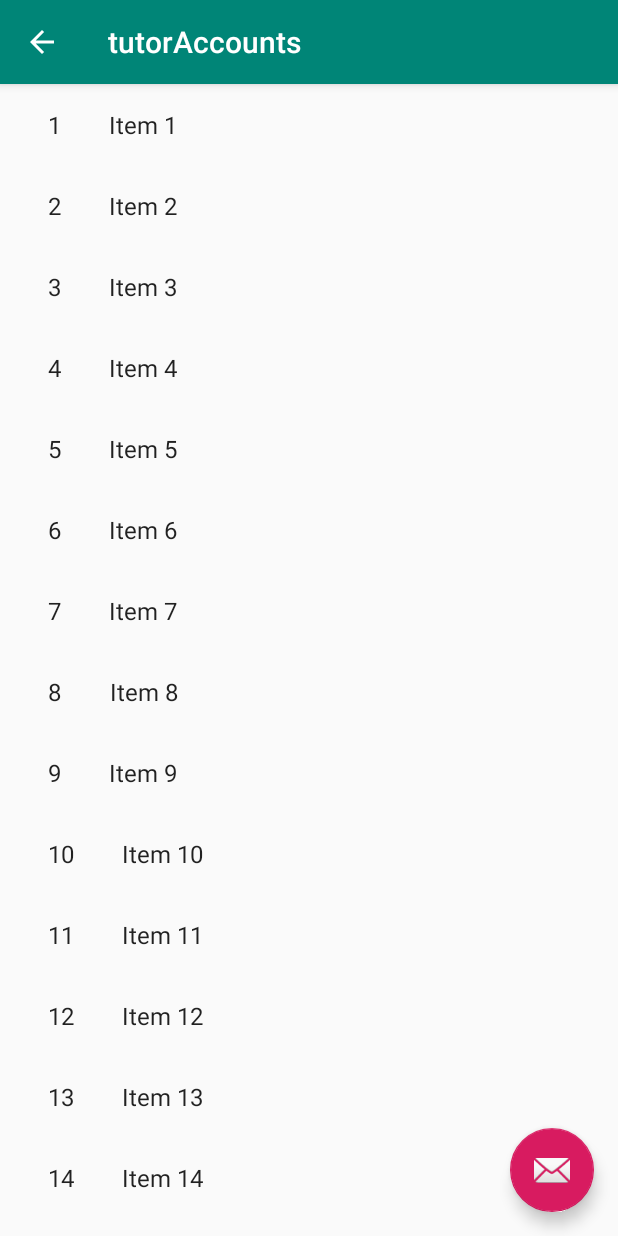
After one commit to LexuLexu/CS991_Mobile_Application_Development_Group_Project_Repository, an Android app: the tutorAccountListActivity screen opened directly, with no data from a screen before it, on a phone screen of 412 x 824 dp. The commit adds this screen. Run offline under Robolectric (Android 15) with nearby library versions, the phone set to English and light mode, and no system bars.

Commit message:
added Master/Detail flow for tutorList

```diff
--- a/app/build.gradle
+++ b/app/build.gradle
@@ -22,6 +22,9 @@
     implementation fileTree(dir: 'libs', include: ['*.jar'])
     implementation 'androidx.appcompat:appcompat:1.1.0'
     implementation 'androidx.constraintlayout:constraintlayout:1.1.3'
+    implementation 'androidx.legacy:legacy-support-v4:1.0.0'
+    implementation 'androidx.recyclerview:recyclerview:1.1.0'
+    implementation 'com.google.android.material:material:1.1.0'
     testImplementation 'junit:junit:4.12'
     androidTestImplementation 'androidx.test.ext:junit:1.1.1'
     androidTestImplementation 'androidx.test.espresso:espresso-core:3.2.0'
--- /dev/null
+++ b/app/src/main/java/com/example/tutorprototype1/tutorAccountListActivity.java
@@ -0,0 +1,170 @@
+package com.example.tutorprototype1;
+
+import android.content.Context;
+import android.content.Intent;
+import android.os.Bundle;
+
+import androidx.annotation.NonNull;
+import androidx.appcompat.app.AppCompatActivity;
+import androidx.recyclerview.widget.RecyclerView;
+import androidx.appcompat.widget.Toolbar;
+
+import com.google.android.material.floatingactionbutton.FloatingActionButton;
+import com.google.android.material.snackbar.Snackbar;
+
+import android.view.LayoutInflater;
+import android.view.View;
+import android.view.ViewGroup;
+import android.widget.TextView;
+
+import androidx.core.app.NavUtils;
+import androidx.appcompat.app.ActionBar;
+
+import android.view.MenuItem;
+
+import com.example.tutorprototype1.dummy.DummyContent;
+
+import java.util.List;
+
+/**
+ * An activity representing a list of tutorAccounts. This activity
+ * has different presentations for handset and tablet-size devices. On
+ * handsets, the activity presents a list of items, which when touched,
+ * lead to a {@link tutorAccountDetailActivity} representing
+ * item details. On tablets, the activity presents the list of items and
+ * item details side-by-side using two vertical panes.
+ */
+public class tutorAccountListActivity extends AppCompatActivity {
+
+    /**
+     * Whether or not the activity is in two-pane mode, i.e. running on a tablet
+     * device.
+     */
+    private boolean mTwoPane;
+
+    @Override
+    protected void onCreate(Bundle savedInstanceState) {
+        super.onCreate(savedInstanceState);
+        setContentView(R.layout.activity_tutoraccount_list);
+
+        Toolbar toolbar = (Toolbar) findViewById(R.id.toolbar);
+        setSupportActionBar(toolbar);
+        toolbar.setTitle(getTitle());
+
+        FloatingActionButton fab = (FloatingActionButton) findViewById(R.id.fab);
+        fab.setOnClickListener(new View.OnClickListener() {
+            @Override
+            public void onClick(View view) {
+                Snackbar.make(view, "Sorry, there are no tutors here yet!", Snackbar.LENGTH_LONG)
+                        .setAction("Action", null).show();
+            }
+        });
+        // Show the Up button in the action bar.
+        ActionBar actionBar = getSupportActionBar();
+        if (actionBar != null) {
+            actionBar.setDisplayHomeAsUpEnabled(true);
+        }
+
+        if (findViewById(R.id.tutoraccount_detail_container) != null) {
+            // The detail container view will be present only in the
+            // large-screen layouts (res/values-w900dp).
+            // If this view is present, then the
+            // activity should be in two-pane mode.
+            mTwoPane = true;
+        }
+
+        View recyclerView = findViewById(R.id.tutoraccount_list);
+        assert recyclerView != null;
+        setupRecyclerView((RecyclerView) recyclerView);
+    }
+
+    @Override
+    public boolean onOptionsItemSelected(MenuItem item) {
+        int id = item.getItemId();
+        if (id == android.R.id.home) {
+            // This ID represents the Home or Up button. In the case of this
+            // activity, the Up button is shown. Use NavUtils to allow users
+            // to navigate up one level in the application structure. For
+            // more details, see the Navigation pattern on Android Design:
+            //
+            // http://developer.android.com/design/patterns/navigation.html#up-vs-back
+            //
+            NavUtils.navigateUpFromSameTask(this);
+            return true;
+        }
+        return super.onOptionsItemSelected(item);
+    }
+
+    private void setupRecyclerView(@NonNull RecyclerView recyclerView) {
+        recyclerView.setAdapter(new SimpleItemRecyclerViewAdapter(this, DummyContent.ITEMS, mTwoPane));
+    }
+
+    public static class SimpleItemRecyclerViewAdapter
+            extends RecyclerView.Adapter<SimpleItemRecyclerViewAdapter.ViewHolder> {
+
+        private final tutorAccountListActivity mParentActivity;
+        private final List<DummyContent.DummyItem> mValues;
+        private final boolean mTwoPane;
+        private final View.OnClickListener mOnClickListener = new View.OnClickListener() {
+            @Override
+            public void onClick(View view) {
+                DummyContent.DummyItem item = (DummyContent.DummyItem) view.getTag();
+                if (mTwoPane) {
+                    Bundle arguments = new Bundle();
+                    arguments.putString(tutorAccountDetailFragment.ARG_ITEM_ID, item.id);
+                    tutorAccountDetailFragment fragment = new tutorAccountDetailFragment();
+                    fragment.setArguments(arguments);
+                    mParentActivity.getSupportFragmentManager().beginTransaction()
+                            .replace(R.id.tutoraccount_detail_container, fragment)
+                            .commit();
+                } else {
+                    Context context = view.getContext();
+                    Intent intent = new Intent(context, tutorAccountDetailActivity.class);
+                    intent.putExtra(tutorAccountDetailFragment.ARG_ITEM_ID, item.id);
+
+                    context.startActivity(intent);
+                }
+            }
+        };
+
+        SimpleItemRecyclerViewAdapter(tutorAccountListActivity parent,
+                                      List<DummyContent.DummyItem> items,
+                                      boolean twoPane) {
+            mValues = items;
+            mParentActivity = parent;
+            mTwoPane = twoPane;
+        }
+
+        @Override
+        public ViewHolder onCreateViewHolder(ViewGroup parent, int viewType) {
+            View view = LayoutInflater.from(parent.getContext())
+                    .inflate(R.layout.tutoraccount_list_content, parent, false);
+            return new ViewHolder(view);
+        }
+
+        @Override
+        public void onBindViewHolder(final ViewHolder holder, int position) {
+            holder.mIdView.setText(mValues.get(position).id);
+            holder.mContentView.setText(mValues.get(position).content);
+
+            holder.itemView.setTag(mValues.get(position));
+            holder.itemView.setOnClickListener(mOnClickListener);
+        }
+
+        @Override
+        public int getItemCount() {
+            return mValues.size();
+        }
+
+        class ViewHolder extends RecyclerView.ViewHolder {
+            final TextView mIdView;
+            final TextView mContentView;
+
+            ViewHolder(View view) {
+                super(view);
+                mIdView = (TextView) view.findViewById(R.id.id_text);
+                mContentView = (TextView) view.findViewById(R.id.content);
+            }
+        }
+    }
+}
--- /dev/null
+++ b/app/src/main/res/layout-w900dp/tutoraccount_list.xml
@@ -0,0 +1,39 @@
+<?xml version="1.0" encoding="utf-8"?>
+<LinearLayout xmlns:android="http://schemas.android.com/apk/res/android"
+    xmlns:app="http://schemas.android.com/apk/res-auto"
+    xmlns:tools="http://schemas.android.com/tools"
+    android:layout_width="match_parent"
+    android:layout_height="match_parent"
+    android:layout_marginLeft="16dp"
+    android:layout_marginRight="16dp"
+    android:baselineAligned="false"
+    android:divider="?android:attr/dividerHorizontal"
+    android:orientation="horizontal"
+    android:showDividers="middle"
+    tools:context=".tutorAccountListActivity">
+
+    <!--
+    This layout is a two-pane layout for the tutorAccounts
+    master/detail flow.
+
+    -->
+
+    <androidx.recyclerview.widget.RecyclerView xmlns:android="http://schemas.android.com/apk/res/android"
+        xmlns:tools="http://schemas.android.com/tools"
+        android:id="@+id/tutoraccount_list"
+        android:name="com.example.tutorprototype1.tutorAccountListFragment"
+        android:layout_width="@dimen/item_width"
+        android:layout_height="match_parent"
+        android:layout_marginLeft="16dp"
+        android:layout_marginRight="16dp"
+        app:layoutManager="LinearLayoutManager"
+        tools:context="com.example.tutorprototype1.tutorAccountListActivity"
+        tools:listitem="@layout/tutoraccount_list_content" />
+
+    <FrameLayout
+        android:id="@+id/tutoraccount_detail_container"
+        android:layout_width="0dp"
+        android:layout_height="match_parent"
+        android:layout_weight="3" />
+
+</LinearLayout>
--- /dev/null
+++ b/app/src/main/res/layout/activity_tutoraccount_list.xml
@@ -0,0 +1,42 @@
+<?xml version="1.0" encoding="utf-8"?>
+<androidx.coordinatorlayout.widget.CoordinatorLayout xmlns:android="http://schemas.android.com/apk/res/android"
+    xmlns:app="http://schemas.android.com/apk/res-auto"
+    xmlns:tools="http://schemas.android.com/tools"
+    android:layout_width="match_parent"
+    android:layout_height="match_parent"
+    android:fitsSystemWindows="true"
+    tools:context=".tutorAccountListActivity">
+
+    <com.google.android.material.appbar.AppBarLayout
+        android:id="@+id/app_bar"
+        android:layout_width="match_parent"
+        android:layout_height="wrap_content"
+        android:theme="@style/AppTheme.AppBarOverlay">
+
+        <androidx.appcompat.widget.Toolbar
+            android:id="@+id/toolbar"
+            android:layout_width="match_parent"
+            android:layout_height="?attr/actionBarSize"
+            app:popupTheme="@style/AppTheme.PopupOverlay" />
+
+    </com.google.android.material.appbar.AppBarLayout>
+
+    <FrameLayout
+        android:id="@+id/frameLayout"
+        android:layout_width="match_parent"
+        android:layout_height="match_parent"
+        app:layout_behavior="@string/appbar_scrolling_view_behavior">
+
+        <include layout="@layout/tutoraccount_list" />
+    </FrameLayout>
+
+    <com.google.android.material.floatingactionbutton.FloatingActionButton
+        android:id="@+id/fab"
+        android:layout_width="wrap_content"
+        android:layout_height="wrap_content"
+        android:layout_gravity="bottom|end"
+        android:layout_margin="@dimen/fab_margin"
+        app:srcCompat="@android:drawable/ic_dialog_email" />
+
+
+</androidx.coordinatorlayout.widget.CoordinatorLayout>
--- /dev/null
+++ b/app/src/main/res/layout/tutoraccount_list.xml
@@ -0,0 +1,13 @@
+<?xml version="1.0" encoding="utf-8"?>
+<androidx.recyclerview.widget.RecyclerView xmlns:android="http://schemas.android.com/apk/res/android"
+    xmlns:app="http://schemas.android.com/apk/res-auto"
+    xmlns:tools="http://schemas.android.com/tools"
+    android:id="@+id/tutoraccount_list"
+    android:name="com.example.tutorprototype1.tutorAccountListFragment"
+    android:layout_width="match_parent"
+    android:layout_height="match_parent"
+    android:layout_marginLeft="16dp"
+    android:layout_marginRight="16dp"
+    app:layoutManager="LinearLayoutManager"
+    tools:context=".tutorAccountListActivity"
+    tools:listitem="@layout/tutoraccount_list_content" />
--- /dev/null
+++ b/app/src/main/res/layout/tutoraccount_list_content.xml
@@ -0,0 +1,20 @@
+<?xml version="1.0" encoding="utf-8"?>
+<LinearLayout xmlns:android="http://schemas.android.com/apk/res/android"
+    android:layout_width="wrap_content"
+    android:layout_height="wrap_content"
+    android:orientation="horizontal">
+
+    <TextView
+        android:id="@+id/id_text"
+        android:layout_width="wrap_content"
+        android:layout_height="wrap_content"
+        android:layout_margin="@dimen/text_margin"
+        android:textAppearance="?attr/textAppearanceListItem" />
+
+    <TextView
+        android:id="@+id/content"
+        android:layout_width="wrap_content"
+        android:layout_height="wrap_content"
+        android:layout_margin="@dimen/text_margin"
+        android:textAppearance="?attr/textAppearanceListItem" />
+</LinearLayout>
--- /dev/null
+++ b/app/src/main/res/values/dimens.xml
@@ -0,0 +1,7 @@
+<?xml version="1.0" encoding="utf-8"?>
+<resources>
+    <dimen name="fab_margin">16dp</dimen>
+    <dimen name="app_bar_height">200dp</dimen>
+    <dimen name="item_width">200dp</dimen>
+    <dimen name="text_margin">16dp</dimen>
+</resources>
--- a/app/src/main/res/values/strings.xml
+++ b/app/src/main/res/values/strings.xml
@@ -186,4 +186,7 @@
         <item>Attained PhD</item>
     </string-array>
 
+    <string name="title_tutoraccount_list">tutorAccounts</string>
+    <string name="title_tutoraccount_detail">tutorAccount Detail</string>
+
 </resources>
--- a/app/src/main/res/values/styles.xml
+++ b/app/src/main/res/values/styles.xml
@@ -8,4 +8,13 @@
         <item name="colorAccent">@color/colorAccent</item>
     </style>
 
+    <style name="AppTheme.NoActionBar">
+        <item name="windowActionBar">false</item>
+        <item name="windowNoTitle">true</item>
+    </style>
+
+    <style name="AppTheme.AppBarOverlay" parent="ThemeOverlay.AppCompat.Dark.ActionBar" />
+
+    <style name="AppTheme.PopupOverlay" parent="ThemeOverlay.AppCompat.Light" />
+
 </resources>
```
Also changed, not shown: app/src/main/AndroidManifest.xml (+21 -2 lines), app/src/main/java/com/example/tutorprototype1/MainPageActivity.java (+7 -0 lines), app/src/main/java/com/example/tutorprototype1/dummy/DummyContent.java (added, +72 -0 lines), app/src/main/java/com/example/tutorprototype1/tutorAccountDetailActivity.java (added, +88 -0 lines), app/src/main/java/com/example/tutorprototype1/tutorAccountDetailFragment.java (added, +72 -0 lines), app/src/main/res/layout/activity_main_page.xml (+17 -0 lines), app/src/main/res/layout/activity_tutoraccount_detail.xml (added, +54 -0 lines), app/src/main/res/layout/tutoraccount_detail.xml (added, +10 -0 lines).
